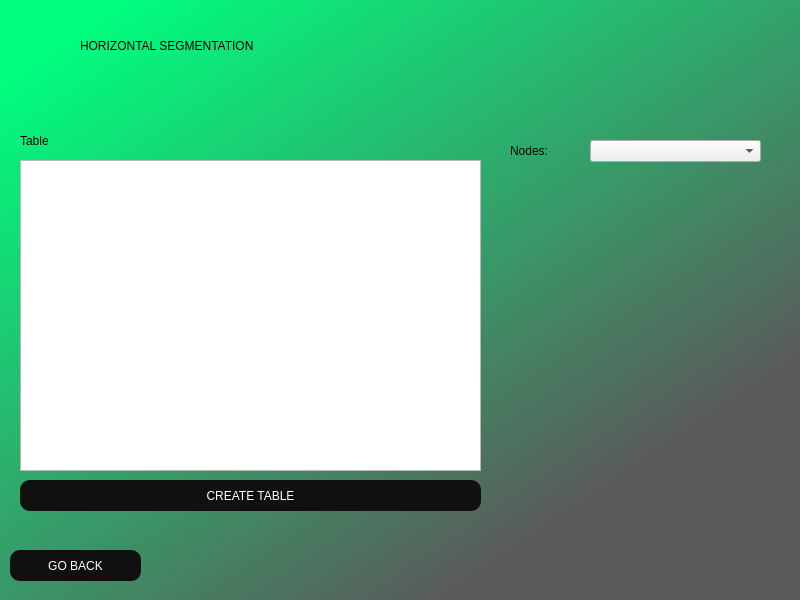
Before: the Qt Designer form GUI/mainHorizontalWindow.ui in Solis-Steven/databaseProject2, drawn with Qt 5.
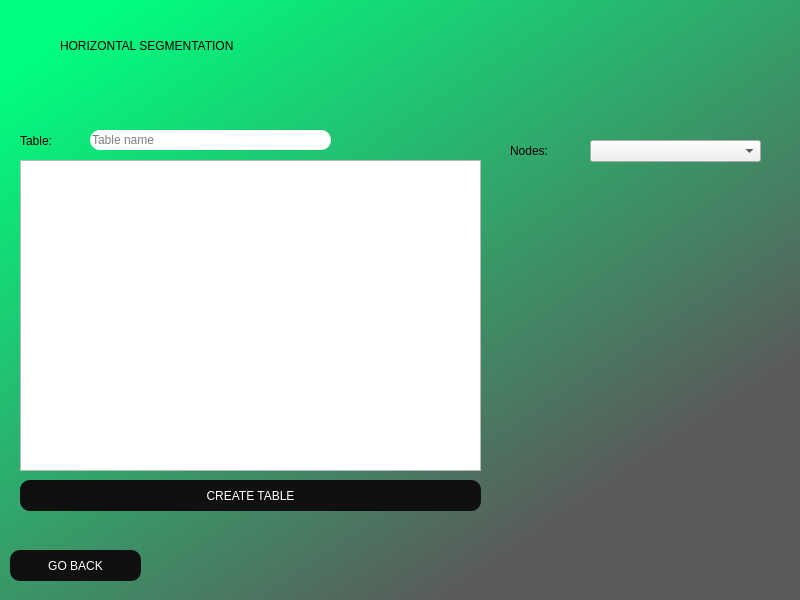
After: the same form once the commit is applied.

Commit message: horizontal segmentation changes

What changed in the file:
```diff
--- a/GUI/mainHorizontalWindow.ui
+++ b/GUI/mainHorizontalWindow.ui
@@ -34,9 +34,9 @@
    <widget class="QLabel" name="label">
     <property name="geometry">
      <rect>
-      <x>80</x>
+      <x>60</x>
       <y>0</y>
-      <width>651</width>
+      <width>691</width>
       <height>91</height>
      </rect>
     </property>
@@ -62,7 +62,7 @@
 color: black;</string>
     </property>
     <property name="text">
-     <string>Table</string>
+     <string>Table:</string>
     </property>
    </widget>
    <widget class="QLabel" name="lblNodes">
@@ -150,6 +150,26 @@
      <string notr="true">font: 14pt &quot;Arial&quot;;</string>
     </property>
    </widget>
+   <widget class="QLineEdit" name="inputTableName">
+    <property name="geometry">
+     <rect>
+      <x>90</x>
+      <y>130</y>
+      <width>241</width>
+      <height>20</height>
+     </rect>
+    </property>
+    <property name="styleSheet">
+     <string notr="true">border-radius: 10px;
+font: 10pt &quot;Arial&quot;;</string>
+    </property>
+    <property name="text">
+     <string/>
+    </property>
+    <property name="placeholderText">
+     <string>Table name</string>
+    </property>
+   </widget>
   </widget>
  </widget>
  <resources/>
```
Left out of the diff: 2 changed lines with no effect on the pictures. The commit also changes 3 other files.
